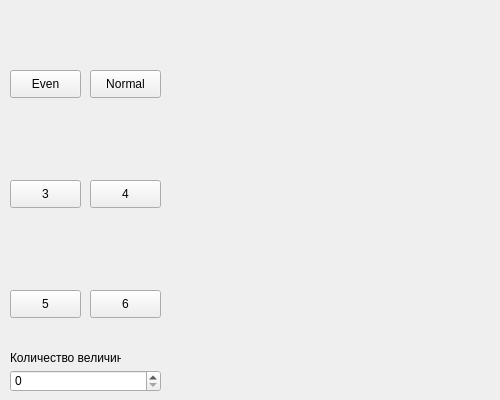
ayyansea/randomgen, file main.ui: the form before one commit.
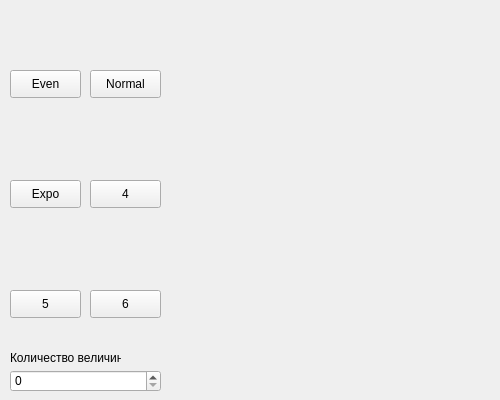
The form after the commit. Custom widgets are drawn as their Qt base class.

```diff
--- a/main.ui
+++ b/main.ui
@@ -73,7 +73,7 @@
      </rect>
     </property>
     <property name="text">
-     <string>3</string>
+     <string>Expo</string>
     </property>
    </widget>
    <widget class="QPushButton" name="pushButton_5">
```
Left out of the diff: 4 changed lines with no effect on the pictures.
